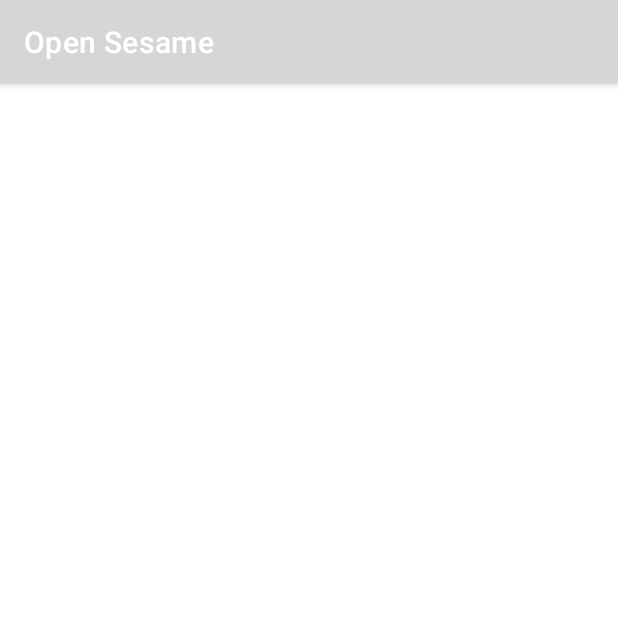
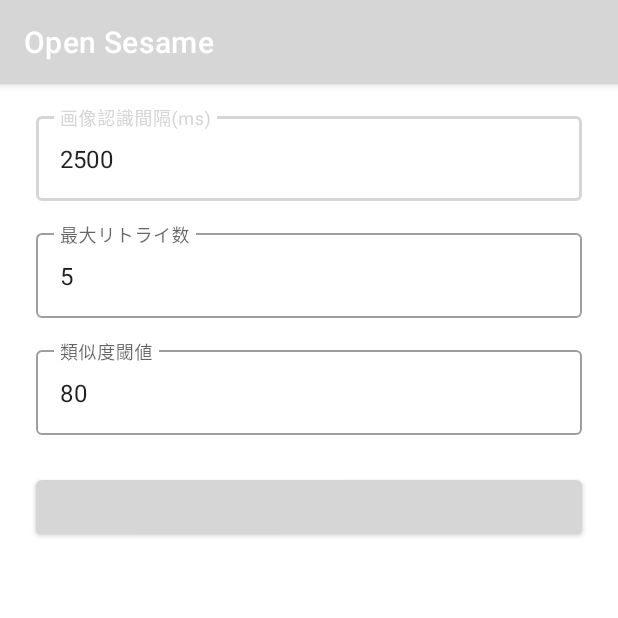
Before and after one commit to itouuuuuuuuu/OpenSesamiForSwitchBot, an Android app: the SettingActivity screen opened directly, with no data from a screen before it, on a phone screen of 412 x 824 dp, the top half of it. Run offline under Robolectric (Android 15) with nearby library versions, the phone set to English and light mode, and no system bars.

Commit message:
impl setting

```diff
--- a/app/build.gradle
+++ b/app/build.gradle
@@ -55,4 +55,5 @@ dependencies {
     implementation "com.squareup.retrofit2:retrofit:2.9.0"
     implementation "com.squareup.retrofit2:converter-moshi:2.9.0"
     implementation "com.squareup.okhttp3:logging-interceptor:4.9.0"
+    implementation 'com.google.android.material:material:1.3.0'
 }
--- /dev/null
+++ b/app/src/main/java/com/itouuuuuuuuu/opensesami/SharedPreferencesManager.kt
@@ -0,0 +1,43 @@
+package com.itouuuuuuuuu.opensesami
+
+import android.content.Context
+import android.content.SharedPreferences
+import android.graphics.Bitmap
+import com.squareup.moshi.JsonAdapter
+import com.squareup.moshi.Moshi
+import com.squareup.moshi.Types
+import com.squareup.moshi.kotlin.reflect.KotlinJsonAdapterFactory
+
+
+class SharedPreferencesManager(context: Context) {
+
+    companion object {
+        private const val TAKE_PHOTO_INTERVAL_HASH = "d687fa5a597b6b0d4a885ab933813eee86d1b9d52b02a9c945ee0f92cc7b29d7"
+        private const val MAX_RETRY_COUNT_HASH = "be6a2c41b98c387c07c12963f42ab886ad14e8de85775cd236359dfc3c44ae78"
+        private const val CONFIDENCE_THRESHOLD_HASH = "089dd3f5d909a2102830a8f2f0c40fec9047d493fc760a04401586afbbae038a"
+    }
+
+    private val prefs: SharedPreferences = context.getSharedPreferences(context.packageName, Context.MODE_PRIVATE)
+    private val editor = prefs.edit()
+
+    var takePhotoInterval: Long
+        get() = prefs.getLong(TAKE_PHOTO_INTERVAL_HASH, 2500)
+        set(value) {
+            editor.putLong(TAKE_PHOTO_INTERVAL_HASH, value)
+            editor.apply()
+        }
+
+    var maxRetryCount: Int
+        get() = prefs.getInt(MAX_RETRY_COUNT_HASH, 5)
+        set(value) {
+            editor.putInt(MAX_RETRY_COUNT_HASH, value)
+            editor.apply()
+        }
+
+    var confidenceThreshold: Int
+        get() = prefs.getInt(CONFIDENCE_THRESHOLD_HASH, 80)
+        set(value) {
+            editor.putInt(CONFIDENCE_THRESHOLD_HASH, value)
+            editor.apply()
+        }
+}
--- a/app/src/main/java/com/itouuuuuuuuu/opensesami/activity/SettingActivity.kt
+++ b/app/src/main/java/com/itouuuuuuuuu/opensesami/activity/SettingActivity.kt
@@ -2,12 +2,35 @@ package com.itouuuuuuuuu.opensesami.activity
 
 import androidx.appcompat.app.AppCompatActivity
 import android.os.Bundle
+import android.widget.TextView
+import android.widget.Toast
 import com.itouuuuuuuuu.opensesami.R
+import com.itouuuuuuuuu.opensesami.SharedPreferencesManager
+import kotlinx.android.synthetic.main.activity_setting.*
 
 class SettingActivity : AppCompatActivity() {
+
+    private val prefs by lazy { SharedPreferencesManager(this) }
+
     override fun onCreate(savedInstanceState: Bundle?) {
         super.onCreate(savedInstanceState)
         setContentView(R.layout.activity_setting)
         title = getString(R.string.app_name_sub)
+
+        // set setting
+        intervalEditText.setText(prefs.takePhotoInterval.toString(), TextView.BufferType.NORMAL)
+        maxRetryEditText.setText(prefs.maxRetryCount.toString(), TextView.BufferType.NORMAL)
+        confidenceThresholdEditText.setText(prefs.confidenceThreshold.toString(), TextView.BufferType.NORMAL)
+
+        // apply setting
+        applyButton.setOnClickListener {
+            prefs.apply {
+                takePhotoInterval = intervalEditText.text.toString().toLong()
+                maxRetryCount = maxRetryEditText.text.toString().toInt()
+                confidenceThreshold = confidenceThresholdEditText.text.toString().toInt()
+            }
+            Toast.makeText(this, getString(R.string.setting_apply_message), Toast.LENGTH_SHORT).show()
+            finish()
+        }
     }
 }
--- a/app/src/main/res/layout/activity_setting.xml
+++ b/app/src/main/res/layout/activity_setting.xml
@@ -6,4 +6,81 @@
     android:layout_height="match_parent"
     tools:context=".activity.SettingActivity">
 
+    <com.google.android.material.textfield.TextInputLayout
+        android:id="@+id/intervalTextInputLayout"
+        style="@style/Widget.MaterialComponents.TextInputLayout.OutlinedBox"
+        android:layout_width="match_parent"
+        android:layout_height="wrap_content"
+        android:layout_marginStart="24dp"
+        android:layout_marginTop="16dp"
+        android:layout_marginEnd="24dp"
+        app:layout_constraintBottom_toTopOf="@+id/maxRetryTextInputLayout"
+        app:layout_constraintEnd_toEndOf="parent"
+        app:layout_constraintHorizontal_bias="0.5"
+        app:layout_constraintStart_toStartOf="parent"
+        app:layout_constraintTop_toTopOf="parent"
+        app:layout_constraintVertical_chainStyle="packed">
+
+        <com.google.android.material.textfield.TextInputEditText
+            android:id="@+id/intervalEditText"
+            android:layout_width="match_parent"
+            android:layout_height="wrap_content"
+            android:hint="@string/setting_take_photo_interval"
+            android:inputType="number" />
+    </com.google.android.material.textfield.TextInputLayout>
+
+    <com.google.android.material.textfield.TextInputLayout
+        android:id="@+id/maxRetryTextInputLayout"
+        style="@style/Widget.MaterialComponents.TextInputLayout.OutlinedBox"
+        android:layout_width="match_parent"
+        android:layout_height="wrap_content"
+        android:layout_marginStart="24dp"
+        android:layout_marginTop="16dp"
+        android:layout_marginEnd="24dp"
+        app:layout_constraintEnd_toEndOf="parent"
+        app:layout_constraintHorizontal_bias="0.5"
+        app:layout_constraintStart_toStartOf="parent"
+        app:layout_constraintTop_toBottomOf="@+id/intervalTextInputLayout">
+
+        <com.google.android.material.textfield.TextInputEditText
+            android:id="@+id/maxRetryEditText"
+            android:layout_width="match_parent"
+            android:layout_height="wrap_content"
+            android:hint="@string/setting_max_retry_count"
+            android:inputType="number" />
+    </com.google.android.material.textfield.TextInputLayout>
+
+    <com.google.android.material.textfield.TextInputLayout
+        android:id="@+id/confidenceThresholdTextInputLayout"
+        style="@style/Widget.MaterialComponents.TextInputLayout.OutlinedBox"
+        android:layout_width="match_parent"
+        android:layout_height="wrap_content"
+        android:layout_marginStart="24dp"
+        android:layout_marginTop="16dp"
+        android:layout_marginEnd="24dp"
+        app:layout_constraintEnd_toEndOf="parent"
+        app:layout_constraintHorizontal_bias="0.5"
+        app:layout_constraintStart_toStartOf="parent"
+        app:layout_constraintTop_toBottomOf="@+id/maxRetryTextInputLayout">
+
+        <com.google.android.material.textfield.TextInputEditText
+            android:id="@+id/confidenceThresholdEditText"
+            android:layout_width="match_parent"
+            android:layout_height="wrap_content"
+            android:hint="@string/setting_confidence_threshold"
+            android:inputType="number" />
+    </com.google.android.material.textfield.TextInputLayout>
+
+    <Button
+        android:id="@+id/applyButton"
+        android:layout_width="0dp"
+        android:layout_height="wrap_content"
+        android:layout_marginStart="24dp"
+        android:layout_marginTop="24dp"
+        android:layout_marginEnd="24dp"
+        android:text="@string/setting_apply"
+        app:layout_constraintEnd_toEndOf="parent"
+        app:layout_constraintStart_toStartOf="parent"
+        app:layout_constraintTop_toBottomOf="@+id/confidenceThresholdTextInputLayout" />
+
 </androidx.constraintlayout.widget.ConstraintLayout>
--- a/app/src/main/res/values/strings.xml
+++ b/app/src/main/res/values/strings.xml
@@ -2,8 +2,16 @@
     <string name="app_name">オートロック</string>
     <string name="app_name_sub">Open Sesame</string>
 
+    // main
     <string name="option_setting">設定</string>
     <string name="retry_count">retry count: %1$d</string>
     <string name="external_image_id">external id: %1$s</string>
     <string name="confidence">confidence: %1$s</string>
+
+    // setting
+    <string name="setting_take_photo_interval">画像認識間隔(ms)</string>
+    <string name="setting_max_retry_count">最大リトライ数</string>
+    <string name="setting_confidence_threshold">類似度閾値</string>
+    <string name="setting_apply">適用</string>
+    <string name="setting_apply_message">設定を適用しました</string>
 </resources>
```
Also changed, not shown: app/src/main/java/com/itouuuuuuuuu/opensesami/activity/MainActivity.kt (+26 -9 lines).
